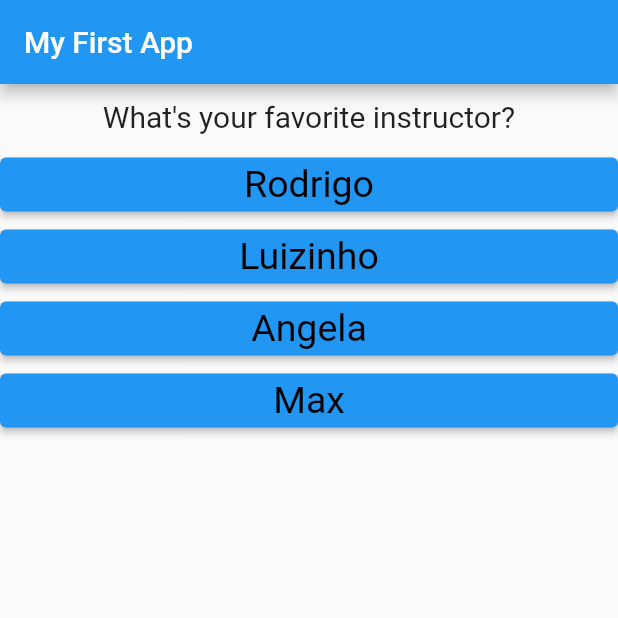
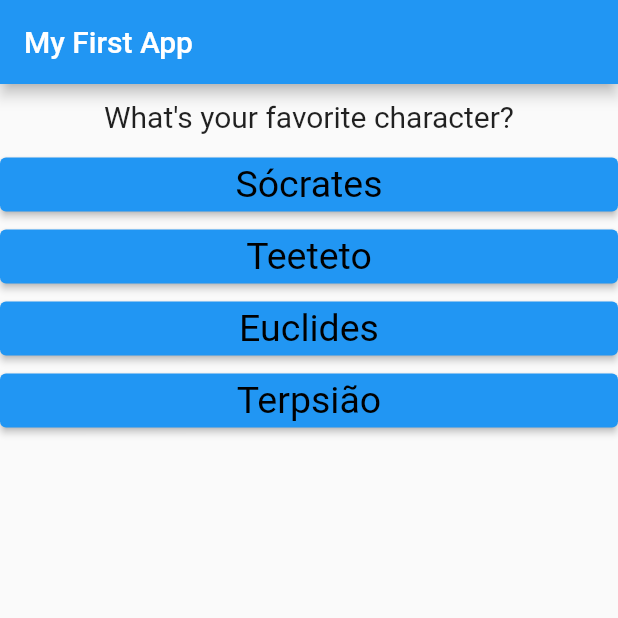
Before and after one commit to AnDamazio/flutter_complete_guide, a Flutter app: the screen it shows after launch, after a tap on "Black", after a tap on "Snake", after a tap on "Angela", on a phone screen of 412 x 824 dp, the top half of it. Run offline on Flutter 3.47's test engine with Material 2 defaults, Android fonts, the phone set to English and light mode, and no system bars.

Commit message:
Small fix

```diff
--- a/lib/main.dart
+++ b/lib/main.dart
@@ -19,36 +19,37 @@ class MyApp extends StatefulWidget {
 
 class _MyAppState extends State<MyApp> {
   var _questionIndex = 0;
-  var _questionsLength = 0;
+  static const questions = [
+    {
+      'questionText': 'What\'s your favorite color?',
+      'answers': ['Black', 'Red', 'Green', 'White'],
+    },
+    {
+      'questionText': 'What\'s your favorite animal?',
+      'answers': ['Rabbit', 'Snake', 'Elephant', 'Lion'],
+    },
+    {
+      'questionText': 'What\'s your favorite instructor?',
+      'answers': ['Rodrigo', 'Luizinho', 'Angela', 'Max'],
+    },
+    {
+      'questionText': 'What\'s your favorite character?',
+      'answers': ['Sócrates', 'Teeteto', 'Euclides', 'Terpsião'],
+    }
+  ];
 
   @override
   Widget build(BuildContext context) {
     void _answerQuestion() {
       setState(() => {
-            _questionIndex < _questionsLength
+            _questionIndex + 1 < questions.length
                 ? _questionIndex++
                 : print('Acabou')
           });
 
-      print('Answer chosen! $_questionIndex, $_questionsLength');
+      //print('Answer chosen! $_questionIndex');
     }
 
-    var questions = [
-      {
-        'questionText': 'What\'s your favorite color?',
-        'answers': ['Black', 'Red', 'Green', 'White'],
-      },
-      {
-        'questionText': 'What\'s your favorite animal?',
-        'answers': ['Rabbit', 'Snake', 'Elephant', 'Lion'],
-      },
-      {
-        'questionText': 'What\'s your favorite instructor?',
-        'answers': ['Rodrigo', 'Luizinho', 'Angela', 'Max'],
-      }
-    ];
-
-    _questionsLength = questions.length - 1;
     return MaterialApp(
       home: Scaffold(
         appBar: AppBar(
```
